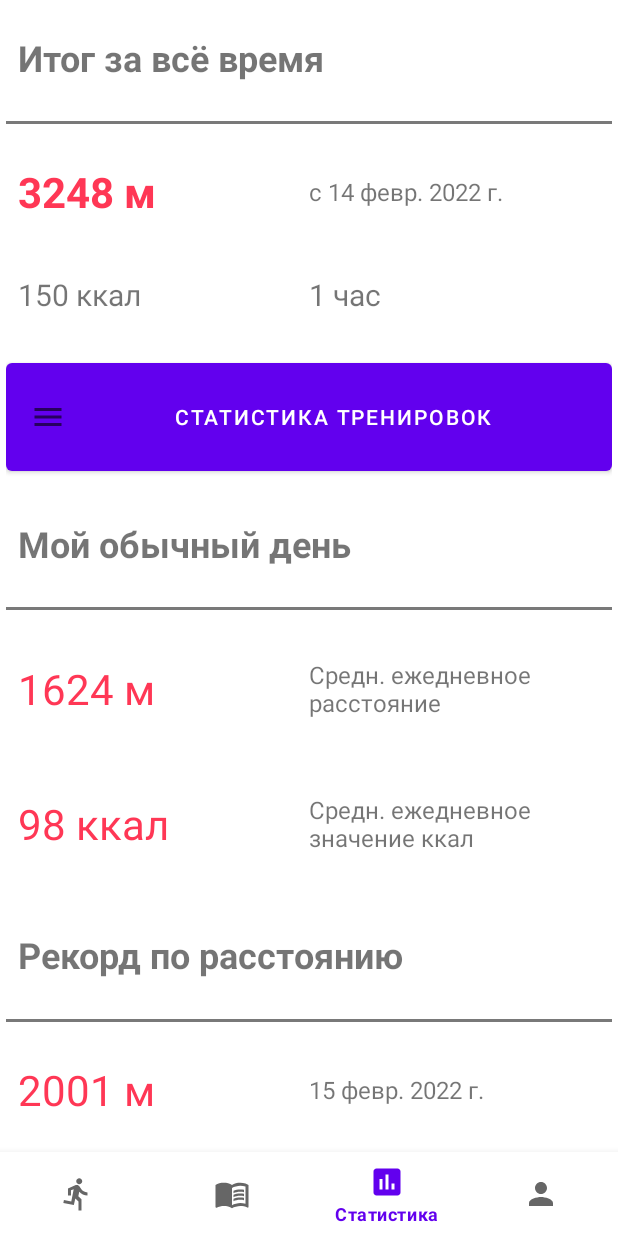
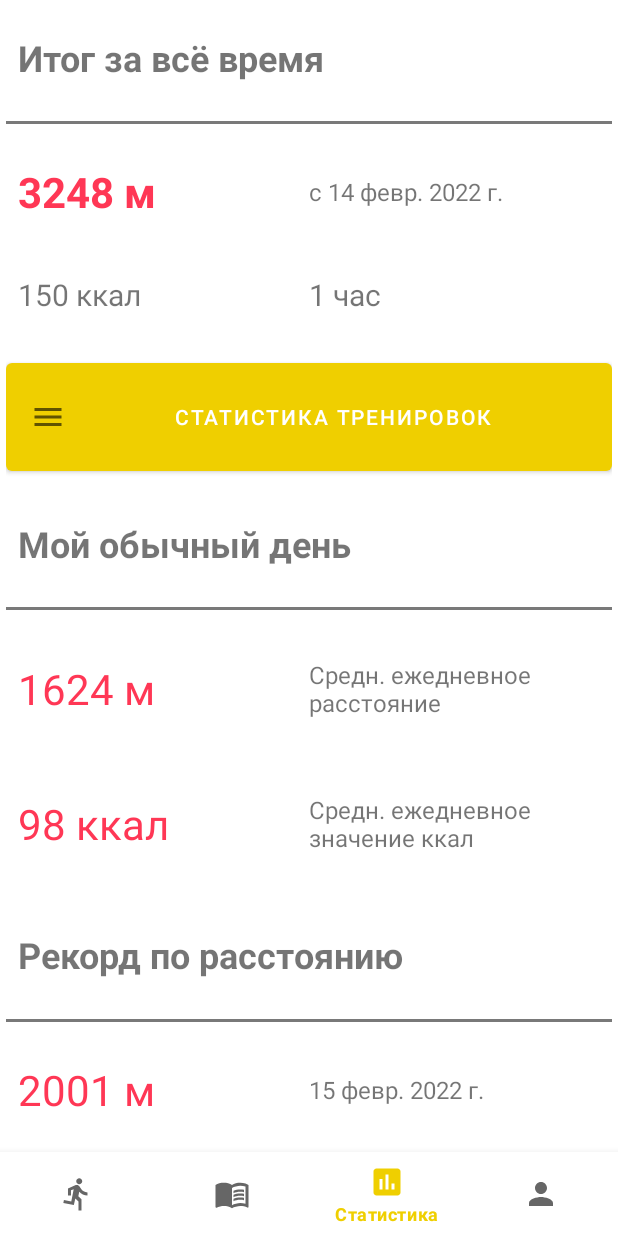
Before and after one commit to moevm/adfmp1h22-runner, an Android app: the MainActivity screen opened directly, with no data from a screen before it, item 3 of the bottom bar chosen, on a phone screen of 412 x 824 dp. Run offline under Robolectric (Android 15) with nearby library versions, the phone set to English and light mode, and no system bars; our stand-ins replace navigation-ui; libraries missing offline, so code that uses them is left out: org.osmdroid.config, org.osmdroid.tileprovider, org.osmdroid.util, org.osmdroid.views; 10 statements that could not run were skipped.

Commit message:
Some fixes

```diff
--- a/app/src/main/res/values/strings.xml
+++ b/app/src/main/res/values/strings.xml
@@ -3,7 +3,7 @@
     <string name="title_plan">План</string>
     <string name="title_statistics">Статистика</string>
     <string name="title_profile">Профиль</string>
-    <string name="title_run">Бег</string>
+    <string name="title_run">Движение</string>
     <string name="card_text_placeholder">Бег для похудения</string>
     <string name="plan_image">Plan image</string>
 </resources>
--- a/app/src/main/res/values/themes.xml
+++ b/app/src/main/res/values/themes.xml
@@ -2,8 +2,8 @@
     <!-- Base application theme. -->
     <style name="Theme.Runner" parent="Theme.MaterialComponents.DayNight.DarkActionBar">
         <!-- Primary brand color. -->
-        <item name="colorPrimary">@color/purple_500</item>
-        <item name="colorPrimaryVariant">@color/purple_700</item>
+        <item name="colorPrimary">@color/super_yellow</item>
+        <item name="colorPrimaryVariant">@color/purple_500</item>
         <item name="colorOnPrimary">@color/white</item>
         <!-- Secondary brand color. -->
         <item name="colorSecondary">@color/teal_200</item>
```
